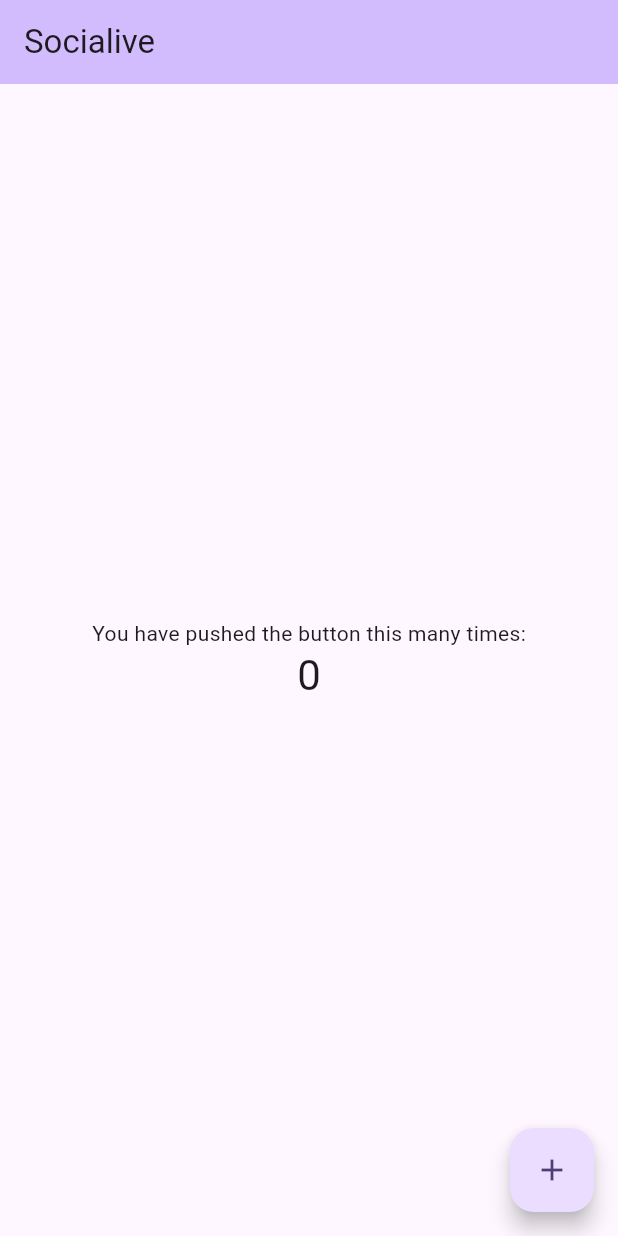
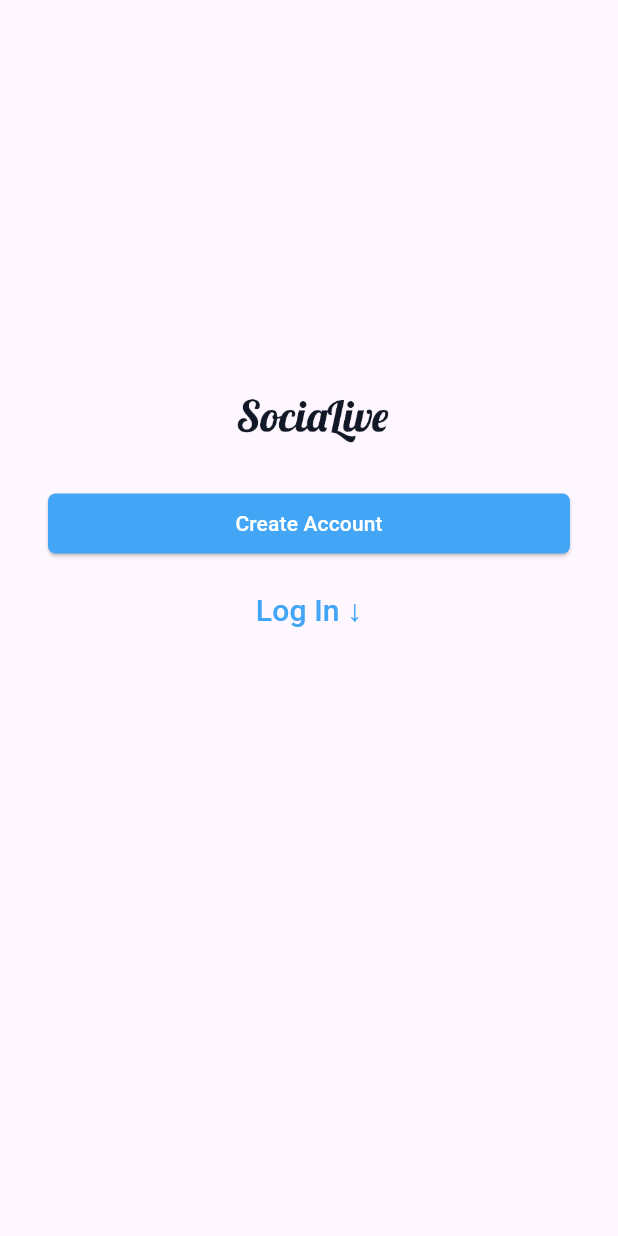
Before and after one commit to kawsaremtiaz/socialive, a Flutter app: the screen it shows after launch, on a phone screen of 412 x 824 dp. Run offline on Flutter 3.47's test engine with Material 3 defaults, Android fonts, the phone set to English and light mode, and no system bars.

Commit message:
splash signup and log in screen done

```diff
--- a/lib/main.dart
+++ b/lib/main.dart
@@ -1,125 +1,6 @@
-import 'package:flutter/material.dart';
+import 'package:flutter/cupertino.dart';
+import 'package:fvm/socialive.dart';
 
 void main() {
-  runApp(const MyApp());
+  runApp(const SociaLive());
 }
-
-class MyApp extends StatelessWidget {
-  const MyApp({super.key});
-
-  // This widget is the root of your application.
-  @override
-  Widget build(BuildContext context) {
-    return MaterialApp(
-      title: 'Socialive',
-      theme: ThemeData(
-        // This is the theme of your application.
-        //
-        // TRY THIS: Try running your application with "flutter run". You'll see
-        // the application has a purple toolbar. Then, without quitting the app,
-        // try changing the seedColor in the colorScheme below to Colors.green
-        // and then invoke "hot reload" (save your changes or press the "hot
-        // reload" button in a Flutter-supported IDE, or press "r" if you used
-        // the command line to start the app).
-        //
-        // Notice that the counter didn't reset back to zero; the application
-        // state is not lost during the reload. To reset the state, use hot
-        // restart instead.
-        //
-        // This works for code too, not just values: Most code changes can be
-        // tested with just a hot reload.
-        colorScheme: ColorScheme.fromSeed(seedColor: Colors.deepPurple),
-        useMaterial3: true,
-      ),
-      home: const MyHomePage(title: 'Socialive'),
-    );
-  }
-}
-
-class MyHomePage extends StatefulWidget {
-  const MyHomePage({super.key, required this.title});
-
-  // This widget is the home page of your application. It is stateful, meaning
-  // that it has a State object (defined below) that contains fields that affect
-  // how it looks.
-
-  // This class is the configuration for the state. It holds the values (in this
-  // case the title) provided by the parent (in this case the App widget) and
-  // used by the build method of the State. Fields in a Widget subclass are
-  // always marked "final".
-
-  final String title;
-
-  @override
-  State<MyHomePage> createState() => _MyHomePageState();
-}
-
-class _MyHomePageState extends State<MyHomePage> {
-  int _counter = 0;
-
-  void _incrementCounter() {
-    setState(() {
-      // This call to setState tells the Flutter framework that something has
-      // changed in this State, which causes it to rerun the build method below
-      // so that the display can reflect the updated values. If we changed
-      // _counter without calling setState(), then the build method would not be
-      // called again, and so nothing would appear to happen.
-      _counter++;
-    });
-  }
-
-  @override
-  Widget build(BuildContext context) {
-    // This method is rerun every time setState is called, for instance as done
-    // by the _incrementCounter method above.
-    //
-    // The Flutter framework has been optimized to make rerunning build methods
-    // fast, so that you can just rebuild anything that needs updating rather
-    // than having to individually change instances of widgets.
-    return Scaffold(
-      appBar: AppBar(
-        // TRY THIS: Try changing the color here to a specific color (to
-        // Colors.amber, perhaps?) and trigger a hot reload to see the AppBar
-        // change color while the other colors stay the same.
-        backgroundColor: Theme.of(context).colorScheme.inversePrimary,
-        // Here we take the value from the MyHomePage object that was created by
-        // the App.build method, and use it to set our appbar title.
-        title: Text(widget.title),
-      ),
-      body: Center(
-        // Center is a layout widget. It takes a single child and positions it
-        // in the middle of the parent.
-        child: Column(
-          // Column is also a layout widget. It takes a list of children and
-          // arranges them vertically. By default, it sizes itself to fit its
-          // children horizontally, and tries to be as tall as its parent.
-          //
-          // Column has various properties to control how it sizes itself and
-          // how it positions its children. Here we use mainAxisAlignment to
-          // center the children vertically; the main axis here is the vertical
-          // axis because Columns are vertical (the cross axis would be
-          // horizontal).
-          //
-          // TRY THIS: Invoke "debug painting" (choose the "Toggle Debug Paint"
-          // action in the IDE, or press "p" in the console), to see the
-          // wireframe for each widget.
-          mainAxisAlignment: MainAxisAlignment.center,
-          children: <Widget>[
-            const Text(
-              'You have pushed the button this many times:',
-            ),
-            Text(
-              '$_counter',
-              style: Theme.of(context).textTheme.headlineMedium,
-            ),
-          ],
-        ),
-      ),
-      floatingActionButton: FloatingActionButton(
-        onPressed: _incrementCounter,
-        tooltip: 'Increment',
-        child: const Icon(Icons.add),
-      ), // This trailing comma makes auto-formatting nicer for build methods.
-    );
-  }
-}
--- /dev/null
+++ b/lib/socialive.dart
@@ -0,0 +1,20 @@
+import 'package:flutter/material.dart';
+import 'package:fvm/ui/screens/auth/sign_up_screen.dart';
+import 'package:fvm/ui/screens/auth/splash_screen.dart';
+
+class SociaLive extends StatefulWidget {
+  const SociaLive({super.key});
+
+  @override
+  State<SociaLive> createState() => _SociaLiveState();
+}
+
+class _SociaLiveState extends State<SociaLive> {
+  @override
+  Widget build(BuildContext context) {
+    return const MaterialApp(
+      debugShowCheckedModeBanner: false,
+      home: SplashScreen(),
+    );
+  }
+}
--- /dev/null
+++ b/lib/ui/screens/auth/splash_screen.dart
@@ -0,0 +1,72 @@
+import 'package:flutter/material.dart';
+import 'package:fvm/ui/screens/auth/login_screen.dart';
+import 'package:fvm/ui/screens/auth/sign_up_screen.dart';
+
+class SplashScreen extends StatefulWidget {
+  const SplashScreen({super.key});
+
+  @override
+  State<SplashScreen> createState() => _SplashScreenState();
+}
+
+class _SplashScreenState extends State<SplashScreen> {
+  @override
+  Widget build(BuildContext context) {
+    return Scaffold(
+      body: SafeArea(
+          child: Container(
+        padding: const EdgeInsets.symmetric(horizontal: 32),
+        width: double.infinity,
+        child: SingleChildScrollView(
+          child: Column(
+            crossAxisAlignment: CrossAxisAlignment.center,
+            children: [
+              const SizedBox(height: 250),
+              Image.asset(
+                'assets/logo1.png',
+                height: 60,
+              ),
+              const SizedBox(
+                height: 15,
+              ),
+              SizedBox(
+                width: double.infinity,
+                child: ElevatedButton(
+                    style: ElevatedButton.styleFrom(
+                      backgroundColor: Colors.blue.shade400,
+                      shape: RoundedRectangleBorder(
+                        borderRadius: BorderRadius.circular(5),
+                      ),
+                    ),
+                    child: const Text(
+                      'Create Account',
+                      style: TextStyle(color: Colors.white),
+                    ),
+                    onPressed: () {
+                      Navigator.push(context, MaterialPageRoute(builder: (context){
+                        return const SignUpScreen();
+                      }));
+                    }),
+              ),
+              const SizedBox(height: 10),
+              TextButton(
+                  onPressed: () {
+                    Navigator.push(context, MaterialPageRoute(builder: (context){
+                      return const LogInScreen();
+                    }));
+                  },
+                  child: Text(
+                    'Log In ↓',
+
+                    style: TextStyle(
+                      fontSize: 20,
+                      color: Colors.blue.shade400,
+                    ),
+                  ))
+            ],
+          ),
+        ),
+      )),
+    );
+  }
+}
```
Also changed, not shown: lib/ui/screens/auth/login_screen.dart (added, +110 -0 lines), lib/ui/screens/auth/sign_up_screen.dart (added, +122 -0 lines), lib/ui/widgets/text_input_filed.dart (added, +44 -0 lines), pubspec.yaml (+4 -4 lines), assets/ic_instagram.svg (added), assets/logo.png (added), assets/logo1.png (added), lib/ui/screens/home_screen.dart (added), pubspec.lock.
